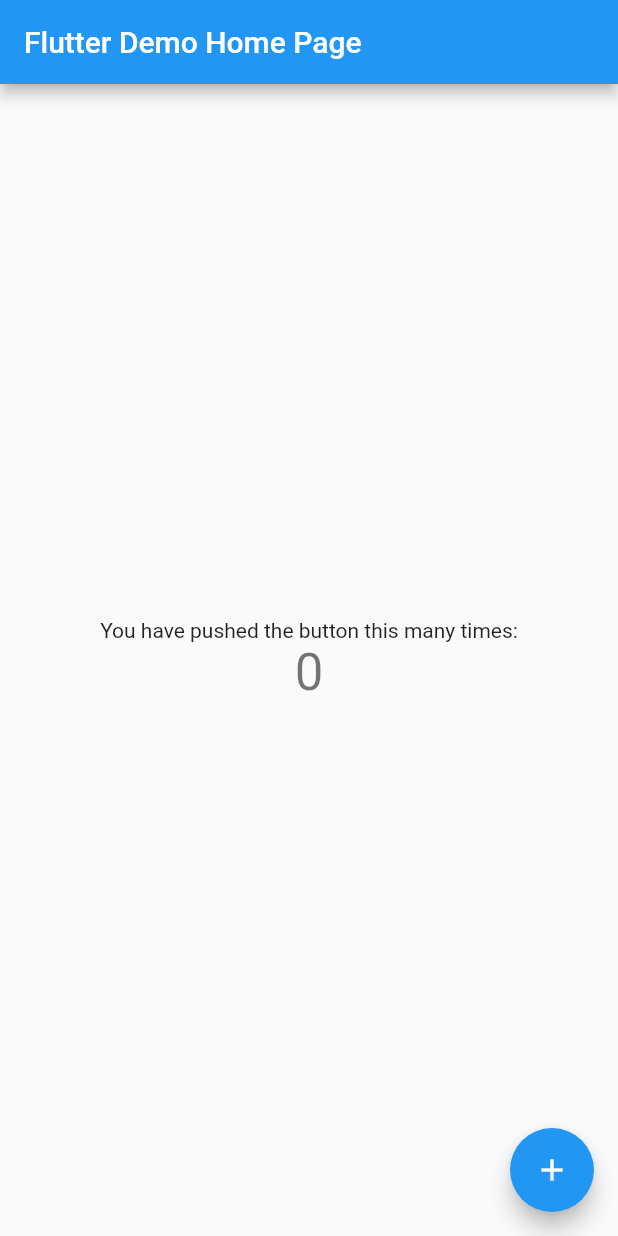
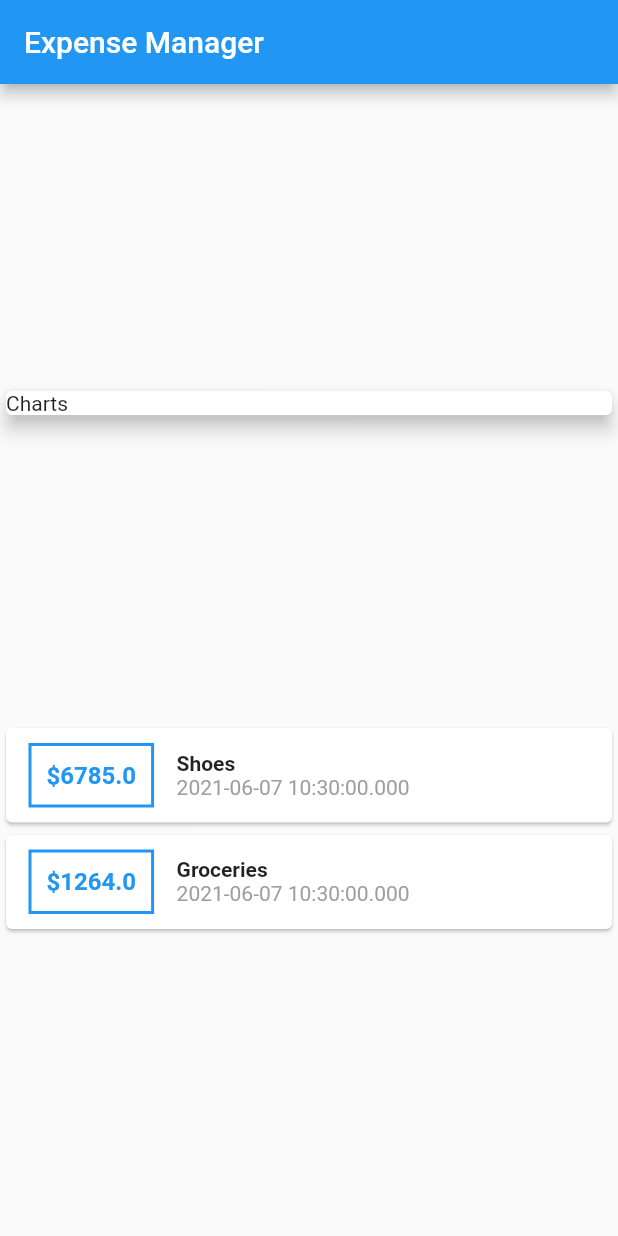
Before and after one commit to tanzirulnayan/expense_manager, a Flutter app: the screen it shows after launch, on a phone screen of 412 x 824 dp. Run offline on Flutter 3.47's test engine with Material 2 defaults, Android fonts, the phone set to English and light mode, and no system bars.

Commit message:
design WIP

```diff
--- a/lib/main.dart
+++ b/lib/main.dart
@@ -1,113 +1,79 @@
 import 'package:flutter/material.dart';
+import './transaction.dart';
 
-void main() {
-  runApp(MyApp());
+void main() => runApp(MyHomePage());
+
+class MyHomePage extends StatefulWidget {
+  @override
+  State<StatefulWidget> createState() {
+    return _MyMyHomePageState();
+  }
 }
 
-class MyApp extends StatelessWidget {
-  // This widget is the root of your application.
+class _MyMyHomePageState extends State<MyHomePage> {
+  final List<Transaction> transactions = [
+    Transaction(id: 't1', title: 'Shoes', amount: 6785, date: DateTime.now()),
+    Transaction(
+        id: 't2', title: 'Groceries', amount: 1264, date: DateTime.now()),
+  ];
+
   @override
   Widget build(BuildContext context) {
     return MaterialApp(
-      title: 'Flutter Demo',
-      theme: ThemeData(
-        // This is the theme of your application.
-        //
-        // Try running your application with "flutter run". You'll see the
-        // application has a blue toolbar. Then, without quitting the app, try
-        // changing the primarySwatch below to Colors.green and then invoke
-        // "hot reload" (press "r" in the console where you ran "flutter run",
-        // or simply save your changes to "hot reload" in a Flutter IDE).
-        // Notice that the counter didn't reset back to zero; the application
-        // is not restarted.
-        primarySwatch: Colors.blue,
-      ),
-      home: MyHomePage(title: 'Flutter Demo Home Page'),
+      home: Scaffold(
+          appBar: AppBar(
+            title: Text('Expense Manager'),
+          ),
+          body: Column(
+            mainAxisAlignment: MainAxisAlignment.spaceEvenly,
+            crossAxisAlignment: CrossAxisAlignment.stretch,
+            children: <Widget>[
+              Container(
+                width: double.infinity,
+                child: Card(
+                  child: Text('Charts'),
+                  elevation: 5,
+                ),
+              ),
+              Column(
+                children: transactions.map((tx) {
+                  return Card(
+                      child: Row(
+                    children: <Widget>[
+                      Container(
+                        margin:
+                            EdgeInsets.symmetric(vertical: 10, horizontal: 15),
+                        decoration: BoxDecoration(
+                            border: Border.all(color: Colors.blue, width: 2)),
+                        padding: EdgeInsets.all(10),
+                        child: Text(
+                          '\$${tx.amount}',
+                          style: TextStyle(
+                              fontWeight: FontWeight.bold,
+                              fontSize: 16,
+                              color: Colors.blue),
+                        ),
+                      ),
+                      Column(
+                        crossAxisAlignment: CrossAxisAlignment.start,
+                        children: <Widget>[
+                          Text(
+                            tx.title,
+                            style: TextStyle(
+                                fontSize: 14, fontWeight: FontWeight.bold),
+                          ),
+                          Text(
+                            tx.date.toString(),
+                            style: TextStyle(color: Colors.grey),
+                          )
+                        ],
+                      )
+                    ],
+                  ));
+                }).toList(),
+              )
+            ],
+          )),
     );
   }
 }
-
-class MyHomePage extends StatefulWidget {
-  MyHomePage({Key? key, required this.title}) : super(key: key);
-
-  // This widget is the home page of your application. It is stateful, meaning
-  // that it has a State object (defined below) that contains fields that affect
-  // how it looks.
-
-  // This class is the configuration for the state. It holds the values (in this
-  // case the title) provided by the parent (in this case the App widget) and
-  // used by the build method of the State. Fields in a Widget subclass are
-  // always marked "final".
-
-  final String title;
-
-  @override
-  _MyHomePageState createState() => _MyHomePageState();
-}
-
-class _MyHomePageState extends State<MyHomePage> {
-  int _counter = 0;
-
-  void _incrementCounter() {
-    setState(() {
-      // This call to setState tells the Flutter framework that something has
-      // changed in this State, which causes it to rerun the build method below
-      // so that the display can reflect the updated values. If we changed
-      // _counter without calling setState(), then the build method would not be
-      // called again, and so nothing would appear to happen.
-      _counter++;
-    });
-  }
-
-  @override
-  Widget build(BuildContext context) {
-    // This method is rerun every time setState is called, for instance as done
-    // by the _incrementCounter method above.
-    //
-    // The Flutter framework has been optimized to make rerunning build methods
-    // fast, so that you can just rebuild anything that needs updating rather
-    // than having to individually change instances of widgets.
-    return Scaffold(
-      appBar: AppBar(
-        // Here we take the value from the MyHomePage object that was created by
-        // the App.build method, and use it to set our appbar title.
-        title: Text(widget.title),
-      ),
-      body: Center(
-        // Center is a layout widget. It takes a single child and positions it
-        // in the middle of the parent.
-        child: Column(
-          // Column is also a layout widget. It takes a list of children and
-          // arranges them vertically. By default, it sizes itself to fit its
-          // children horizontally, and tries to be as tall as its parent.
-          //
-          // Invoke "debug painting" (press "p" in the console, choose the
-          // "Toggle Debug Paint" action from the Flutter Inspector in Android
-          // Studio, or the "Toggle Debug Paint" command in Visual Studio Code)
-          // to see the wireframe for each widget.
-          //
-          // Column has various properties to control how it sizes itself and
-          // how it positions its children. Here we use mainAxisAlignment to
-          // center the children vertically; the main axis here is the vertical
-          // axis because Columns are vertical (the cross axis would be
-          // horizontal).
-          mainAxisAlignment: MainAxisAlignment.center,
-          children: <Widget>[
-            Text(
-              'You have pushed the button this many times:',
-            ),
-            Text(
-              '$_counter',
-              style: Theme.of(context).textTheme.headline4,
-            ),
-          ],
-        ),
-      ),
-      floatingActionButton: FloatingActionButton(
-        onPressed: _incrementCounter,
-        tooltip: 'Increment',
-        child: Icon(Icons.add),
-      ), // This trailing comma makes auto-formatting nicer for build methods.
-    );
-  }
-}
--- /dev/null
+++ b/lib/transaction.dart
@@ -0,0 +1,14 @@
+import 'package:flutter/material.dart';
+
+class Transaction {
+  final String id;
+  final String title;
+  final double amount;
+  final DateTime date;
+
+  Transaction(
+      {@required this.id,
+      @required this.title,
+      @required this.amount,
+      @required this.date});
+}
--- a/pubspec.yaml
+++ b/pubspec.yaml
@@ -18,11 +18,12 @@ publish_to: 'none' # Remove this line if you wish to publish to pub.dev
 version: 1.0.0+1
 
 environment:
-  sdk: ">=2.12.0 <3.0.0"
+  sdk: ">=2.11.0 <3.0.0"
 
 dependencies:
   flutter:
     sdk: flutter
+  intl: ^0.17.0
 
 
   # The following adds the Cupertino Icons font to your application.
```
Also changed, not shown: pubspec.lock.
